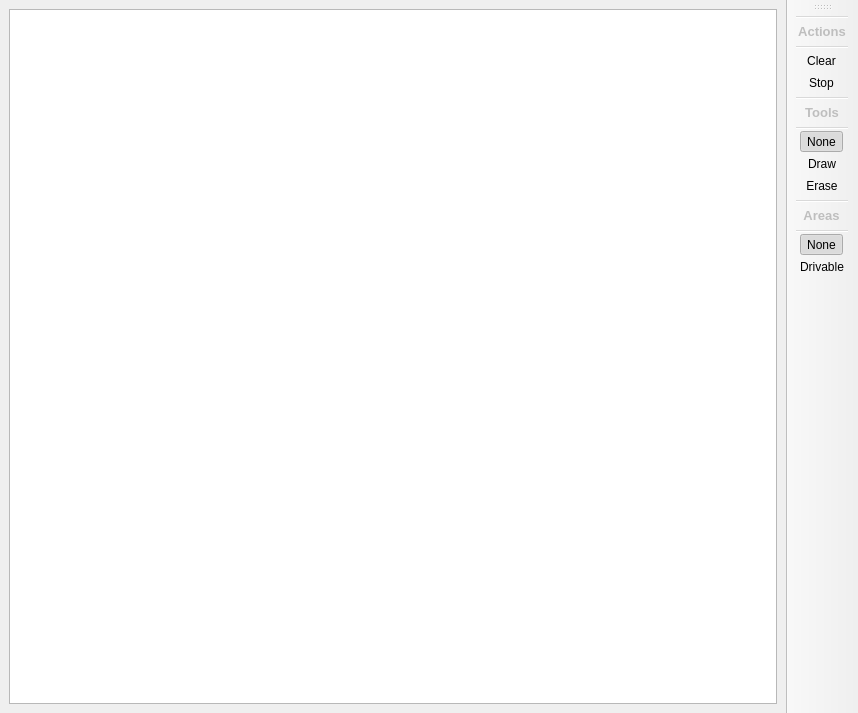
Qt form include/ui/resources/ui_main_window.ui (Toiner33/PathPlanningLab) before a commit.
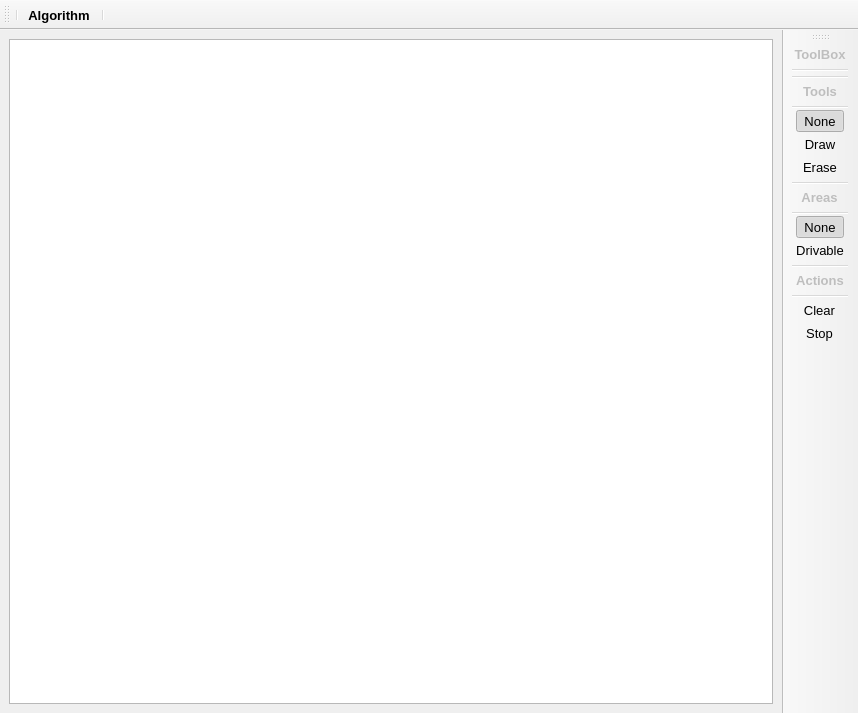
The same form after that commit.

Commit message: Add new action for selecting algorithm with settings.

Diff of the .ui file:
```diff
--- a/include/ui/resources/ui_main_window.ui
+++ b/include/ui/resources/ui_main_window.ui
@@ -40,6 +40,11 @@
      <verstretch>0</verstretch>
     </sizepolicy>
    </property>
+   <property name="font">
+    <font>
+     <pointsize>10</pointsize>
+    </font>
+   </property>
    <property name="windowTitle">
     <string>toolBar</string>
    </property>
@@ -49,11 +54,8 @@
    <attribute name="toolBarBreak">
     <bool>false</bool>
    </attribute>
+   <addaction name="actionToolBox"/>
    <addaction name="separator"/>
-   <addaction name="actionActions"/>
-   <addaction name="separator"/>
-   <addaction name="actionClear"/>
-   <addaction name="actionStop"/>
    <addaction name="separator"/>
    <addaction name="actionTools"/>
    <addaction name="separator"/>
@@ -65,6 +67,25 @@
    <addaction name="separator"/>
    <addaction name="actionNoArea"/>
    <addaction name="actionDrivable"/>
+   <addaction name="separator"/>
+   <addaction name="actionActions"/>
+   <addaction name="separator"/>
+   <addaction name="actionClear"/>
+   <addaction name="actionStop"/>
+  </widget>
+  <widget class="QToolBar" name="AlgorithmBar">
+   <property name="windowTitle">
+    <string>toolBar_2</string>
+   </property>
+   <attribute name="toolBarArea">
+    <enum>TopToolBarArea</enum>
+   </attribute>
+   <attribute name="toolBarBreak">
+    <bool>false</bool>
+   </attribute>
+   <addaction name="separator"/>
+   <addaction name="actionAlgorithmSelector"/>
+   <addaction name="separator"/>
   </widget>
   <action name="actionDraw">
    <property name="checkable">
@@ -204,6 +225,39 @@
     <string>Select this area when don't want to draw</string>
    </property>
   </action>
+  <action name="actionAlgorithmSelector">
+   <property name="text">
+    <string>Algorithm</string>
+   </property>
+   <property name="toolTip">
+    <string>Click here to select algorithm and settings</string>
+   </property>
+   <property name="font">
+    <font>
+     <pointsize>10</pointsize>
+     <weight>75</weight>
+     <bold>true</bold>
+    </font>
+   </property>
+  </action>
+  <action name="actionToolBox">
+   <property name="enabled">
+    <bool>false</bool>
+   </property>
+   <property name="text">
+    <string>ToolBox</string>
+   </property>
+   <property name="toolTip">
+    <string>This bar contains actions related to drawing</string>
+   </property>
+   <property name="font">
+    <font>
+     <pointsize>10</pointsize>
+     <weight>75</weight>
+     <bold>true</bold>
+    </font>
+   </property>
+  </action>
  </widget>
  <resources/>
  <connections/>
```
Left out of the diff: 2 changed lines with no effect on the pictures. The commit also changes 14 other files.
